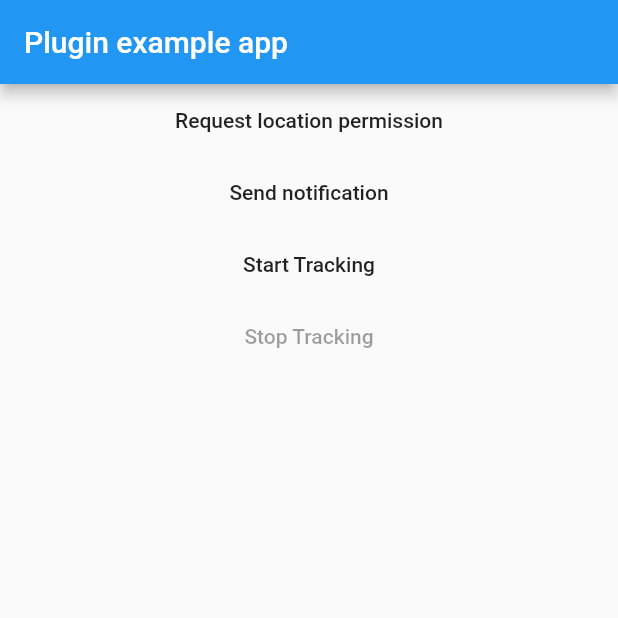
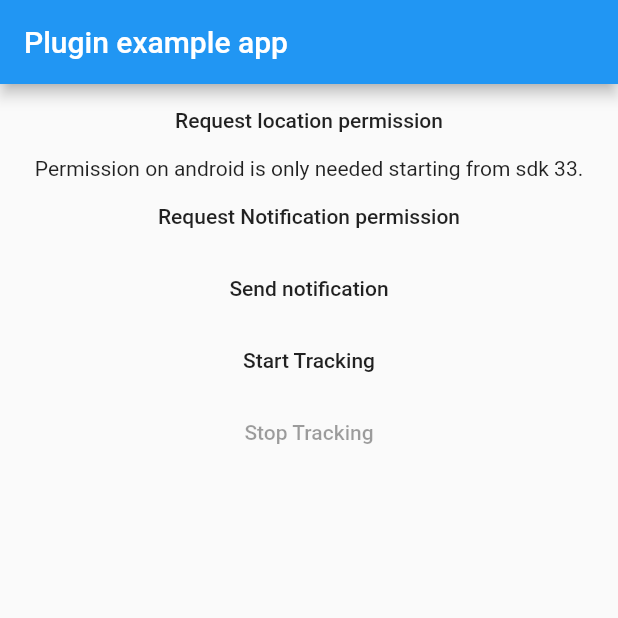
Before and after one commit to icapps/flutter-background-location-tracker, a Flutter app: the screen it shows after launch, on a phone screen of 412 x 824 dp, the top half of it. Run offline on Flutter 3.47's test engine with Material 2 defaults, Android fonts, the light colour scheme and no system bars; our stand-ins replace flutter_local_notifications, permission_handler; project files that could hold a hidden picture were left out.

Commit message:
Updated the example for android

```diff
--- a/example/lib/main.dart
+++ b/example/lib/main.dart
@@ -7,9 +7,9 @@ import 'package:flutter/material.dart';
 import 'package:flutter_local_notifications/flutter_local_notifications.dart';
 import 'package:permission_handler/permission_handler.dart';
 
-void _backgroundCallback() =>
-    BackgroundLocationTrackerManager.handleBackgroundUpdated(
-        (data) async => Repo().update(data));
+void _backgroundCallback() => BackgroundLocationTrackerManager.handleBackgroundUpdated(
+      (data) async => Repo().update(data),
+    );
 
 Future<void> main() async {
   WidgetsFlutterBinding.ensureInitialized();
@@ -62,7 +62,9 @@ class _MyAppState extends State<MyApp> {
                 child: const Text('Request location permission'),
                 onPressed: _requestLocationPermission,
               ),
-              if (Platform.isIOS)
+              if (Platform.isAndroid) ...[
+                const Text('Permission on android is only needed starting from sdk 33.'),
+              ],
               MaterialButton(
                 child: const Text('Request Notification permission'),
                 onPressed: _requestNotificationPermission,
@@ -143,10 +145,12 @@ void sendNotification(String text) {
       requestSoundPermission: false,
     ),
   );
-  FlutterLocalNotificationsPlugin().initialize(settings,
+  FlutterLocalNotificationsPlugin().initialize(
+    settings,
     onSelectNotification: (data) async {
       print('ON CLICK $data'); // ignore: avoid_print
-  });
+    },
+  );
   FlutterLocalNotificationsPlugin().show(
     Random().nextInt(9999),
     'Title',
```
Lines whose indentation alone changed are shown as unchanged.
